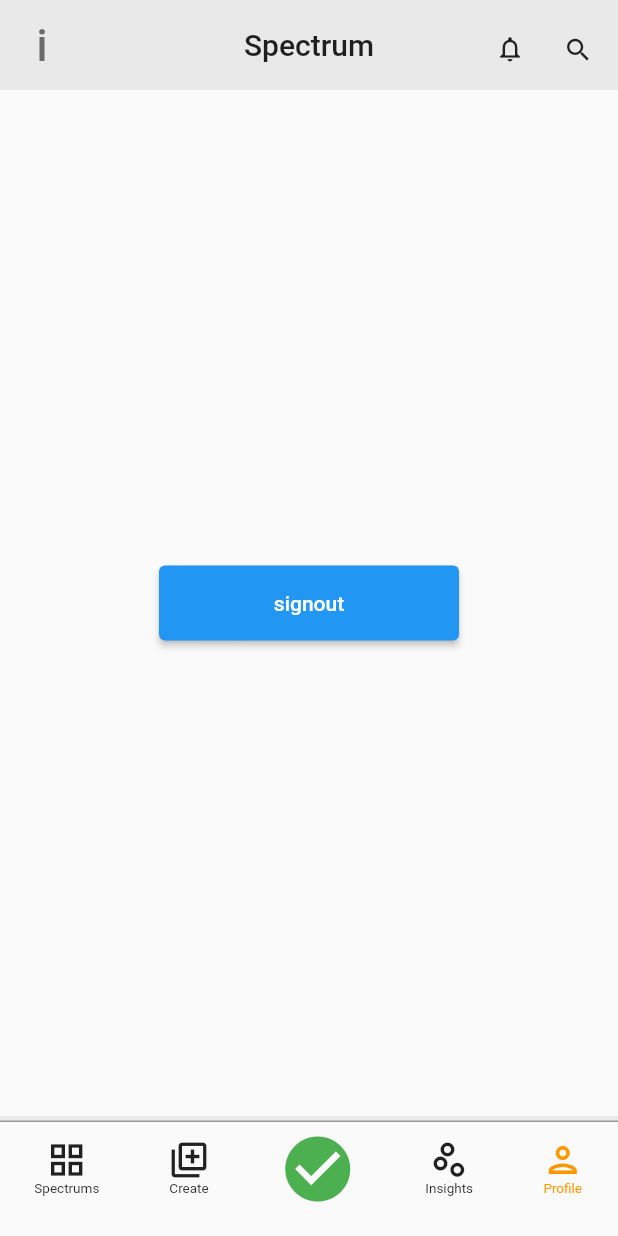
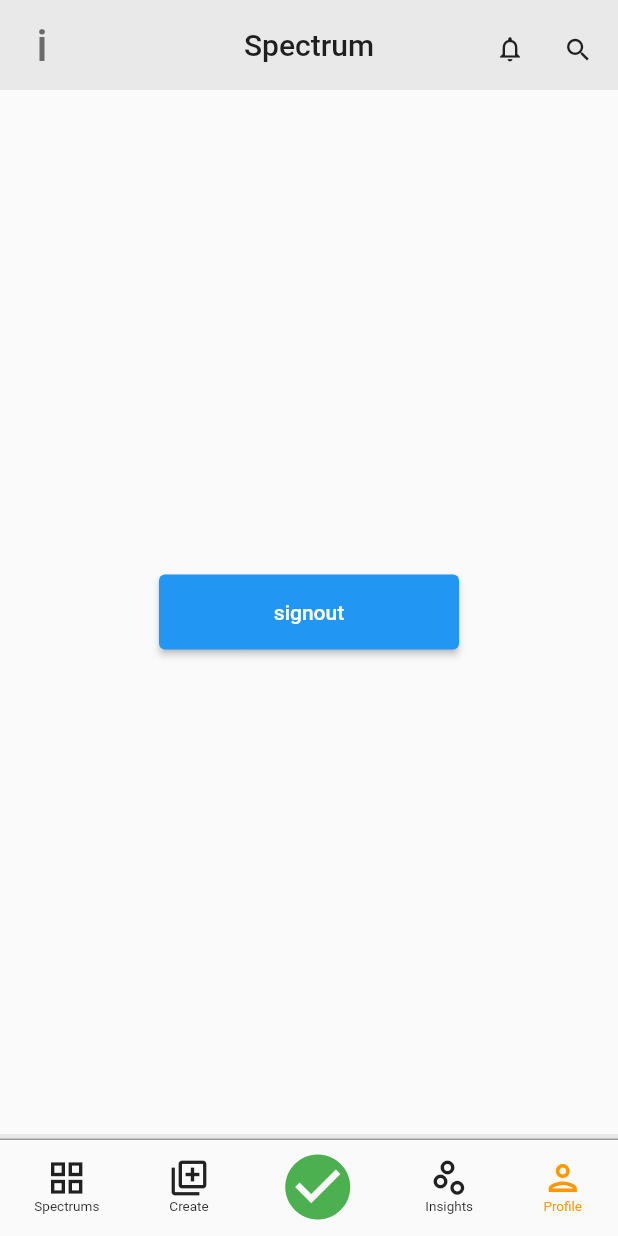
Before and after one commit to jiqiyu/spectrum, a Flutter app: the screen it shows once a user with an empty profile is signed in, item 5 of the bottom bar chosen, on a phone screen of 412 x 824 dp. Run offline on Flutter 3.47's test engine with Material 2 defaults, Android fonts, the phone set to English and light mode, and no system bars; our stand-ins replace cloud_firestore, firebase_auth, firebase_core, font_awesome_flutter, google_fonts, google_sign_in and 1 more; missing offline and left inert: cloud_firestore_web, firebase_auth_web, firebase_core_web, google_sign_in_web; accounts and stored records are empty; Roboto replaces fonts that are missing (Tangerine); statements that could not run were skipped.

```diff
--- a/lib/screen/home.dart
+++ b/lib/screen/home.dart
@@ -1,5 +1,6 @@
 import 'package:flutter/material.dart';
 import 'package:spectrum/screen/profile.dart';
+import 'package:spectrum/screen/spectrums.dart';
 import 'package:spectrum/theme.dart' as app_theme;
 import 'package:spectrum/widget/bottom_nav_btn.dart';
 import 'package:spectrum/service/stream_service.dart' as source;
@@ -9,7 +10,7 @@ class HomeScreen extends StatefulWidget {
   const HomeScreen({Key? key}) : super(key: key);
 
   @override
-  _HomeScreenState createState() => _HomeScreenState();
+  State<HomeScreen> createState() => _HomeScreenState();
 }
 
 class _HomeScreenState extends State<HomeScreen> {
@@ -42,7 +43,7 @@ class _HomeScreenState extends State<HomeScreen> {
             ),
             body: _buildAppBody(snapshot.data ?? 'checklist'),
             bottomNavigationBar: SizedBox(
-              height: 80.0,
+              height: 68.0,
               child: Column(
                 mainAxisAlignment: MainAxisAlignment.start,
                 children: [
@@ -96,12 +97,11 @@ class _HomeScreenState extends State<HomeScreen> {
   }
 }
 
-
 Widget _buildAppBody(String? screen) {
   switch (screen) {
     // TODO: write all the components
-    // case 'Spectrums':
-    //   return const Spectrums();
+    case 'Spectrums':
+      return const SpectrumsScreen();
     // case 'Create':
     //   return const Activities();
     // case 'Insights':
```
Also changed, not shown: lib/screen/spectrums.dart (+39 -12 lines).
